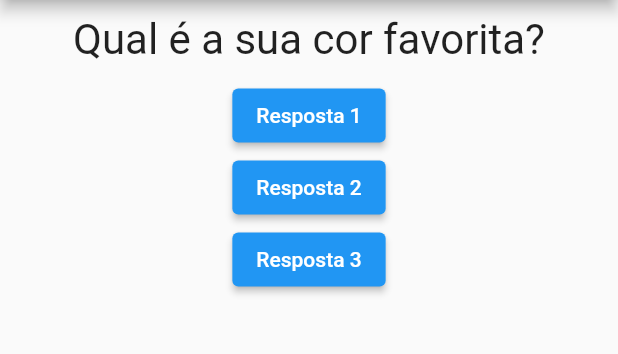
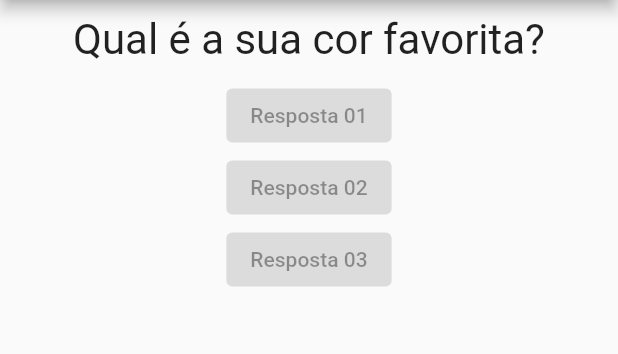
Before and after one commit to Deeved/projeto_perguntas, a Flutter app: the screen it shows after launch, on a phone screen of 412 x 824 dp, the part 84-438 px from its top. Run offline on Flutter 3.47's test engine with Material 2 defaults, Android fonts, the phone set to English and light mode, and no system bars.

Commit message:
Widget Resposta

```diff
--- a/lib/main.dart
+++ b/lib/main.dart
@@ -1,6 +1,7 @@
 // ignore_for_file: prefer_const_constructors
 
 import 'package:flutter/material.dart';
+import 'package:projeto_perguntas/respostas.dart';
 import './questao.dart';
 
 main() => runApp(PerguntaApp());
@@ -30,18 +31,9 @@ class _PerguntaAppState extends State<PerguntaApp> {
       body: Column(
         children: <Widget>[
           Questao(perguntas[_perguntaSelecionada]),
-          ElevatedButton(
-            child: Text('Resposta 1'),
-            onPressed: _responder,
-            ),
-          ElevatedButton(
-            child: Text('Resposta 2'),
-            onPressed: _responder,
-          ),
-          ElevatedButton(
-            child: Text('Resposta 3'),
-              onPressed: _responder,
-          )
+          Respostas('Resposta 01'),
+          Respostas('Resposta 02'),
+          Respostas('Resposta 03'),
         ],
       ),
     ));
--- /dev/null
+++ b/lib/respostas.dart
@@ -0,0 +1,18 @@
+
+
+import 'package:flutter/material.dart';
+
+class Respostas extends StatelessWidget {
+
+  final String texto;
+
+  Respostas(this.texto);
+
+  @override
+  Widget build(BuildContext context) {
+    return ElevatedButton(
+      onPressed: null,
+      child: Text(texto),
+    );
+  }
+}
```
